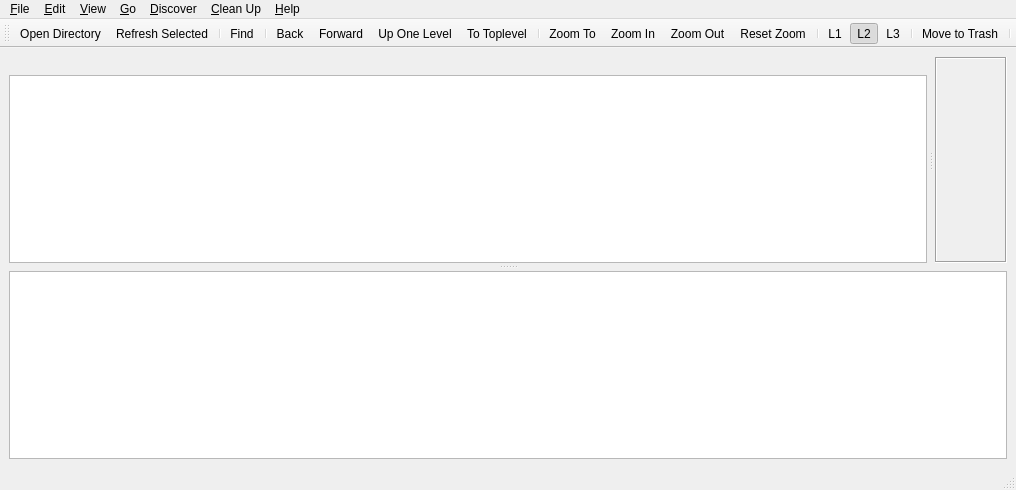
Qt form src/main-window.ui (Lithopsian/qdirstat) before a commit.
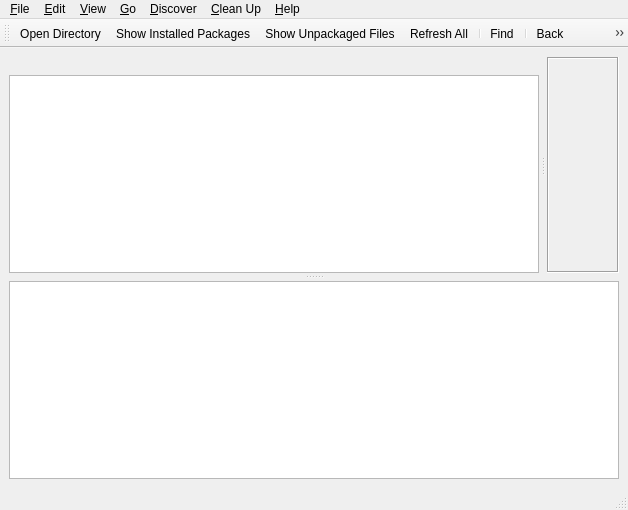
The same form after that commit. Icons and pictures are not drawn. Custom widgets are drawn as their Qt base class.

Diff of the .ui file:
```diff
--- a/src/main-window.ui
+++ b/src/main-window.ui
@@ -3,6 +3,14 @@
  <author>Stefan Hundhammer</author>
  <class>MainWindow</class>
  <widget class="QMainWindow" name="MainWindow">
+  <property name="geometry">
+   <rect>
+    <x>0</x>
+    <y>0</y>
+    <width>628</width>
+    <height>510</height>
+   </rect>
+  </property>
   <property name="windowTitle">
    <string>QDirStat</string>
   </property>
@@ -69,6 +77,9 @@
              <property name="sortingEnabled">
               <bool>true</bool>
              </property>
+             <attribute name="headerStretchLastSection">
+              <bool>false</bool>
+             </attribute>
             </widget>
            </item>
           </layout>
@@ -113,6 +124,14 @@
    </layout>
   </widget>
   <widget class="QMenuBar" name="menubar">
+   <property name="geometry">
+    <rect>
+     <x>0</x>
+     <y>0</y>
+     <width>628</width>
+     <height>21</height>
+    </rect>
+   </property>
    <widget class="QMenu" name="menuFile">
     <property name="title">
      <string>&amp;File</string>
@@ -259,7 +278,9 @@
     <bool>false</bool>
    </attribute>
    <addaction name="actionOpenDir"/>
-   <addaction name="actionRefreshSelected"/>
+   <addaction name="actionOpenPkg"/>
+   <addaction name="actionOpenUnpkg"/>
+   <addaction name="actionRefreshAll"/>
    <addaction name="separator"/>
    <addaction name="actionFindFiles"/>
    <addaction name="separator"/>
@@ -496,7 +517,7 @@
      <normaloff>:/icons/magnifier-zoom-actual.png</normaloff>:/icons/magnifier-zoom-actual.png</iconset>
    </property>
    <property name="text">
-    <string>Zoom &amp;To</string>
+    <string>Zoom Treemap &amp;To</string>
    </property>
    <property name="toolTip">
     <string>Zoom the treemap in to the selected item</string>
@@ -511,7 +532,7 @@
      <normaloff>:/icons/magnifier-zoom-in.png</normaloff>:/icons/magnifier-zoom-in.png</iconset>
    </property>
    <property name="text">
-    <string>Zoom &amp;In</string>
+    <string>Zoom &amp;In Treemap</string>
    </property>
    <property name="toolTip">
     <string>Zoom the treemap in (enlarge) one level</string>
@@ -526,7 +547,7 @@
      <normaloff>:/icons/magnifier-zoom-out.png</normaloff>:/icons/magnifier-zoom-out.png</iconset>
    </property>
    <property name="text">
-    <string>Zoom &amp;Out</string>
+    <string>Zoom &amp;Out Treemap</string>
    </property>
    <property name="toolTip">
     <string>Zoom the treemap out one level</string>
@@ -541,7 +562,7 @@
      <normaloff>:/icons/magnifier-zoom-actual-equal.png</normaloff>:/icons/magnifier-zoom-actual-equal.png</iconset>
    </property>
    <property name="text">
-    <string>&amp;Reset Zoom</string>
+    <string>&amp;Reset Treemap Zoom</string>
    </property>
    <property name="toolTip">
     <string>Reset the treemap zoom factor to normal</string>
```
Left out of the diff: 47 changed lines with no effect on the pictures.
